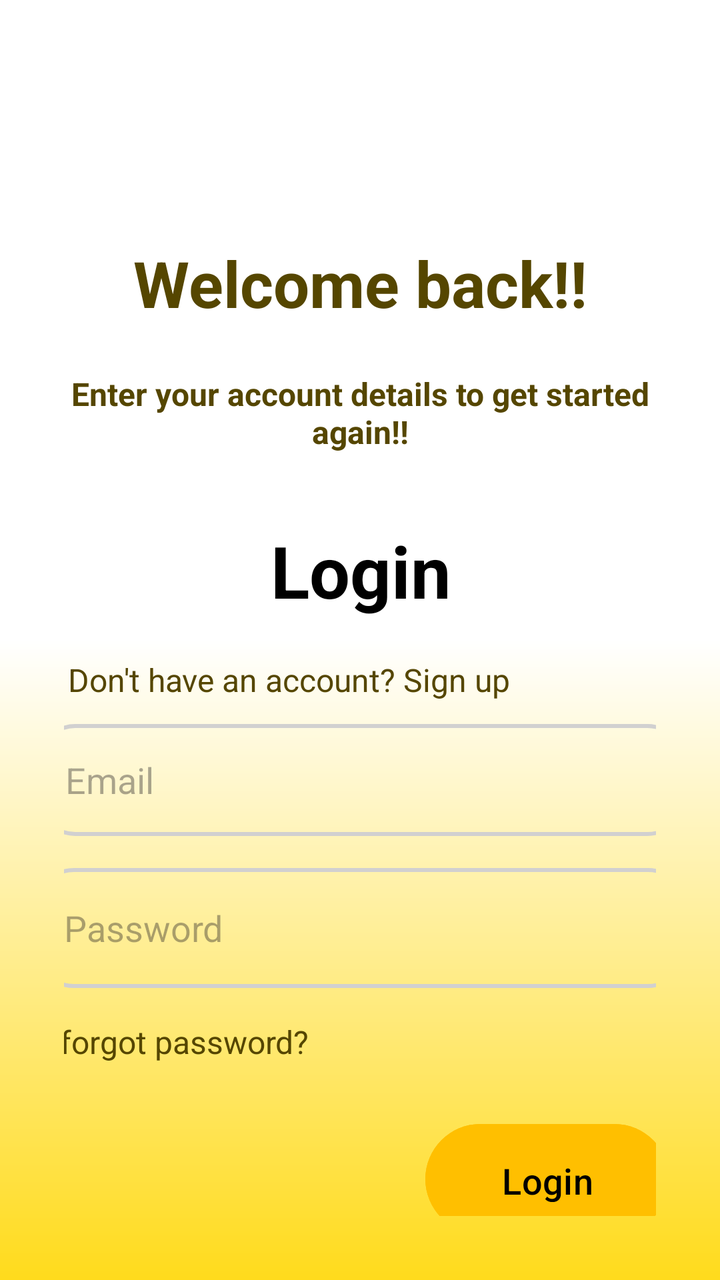
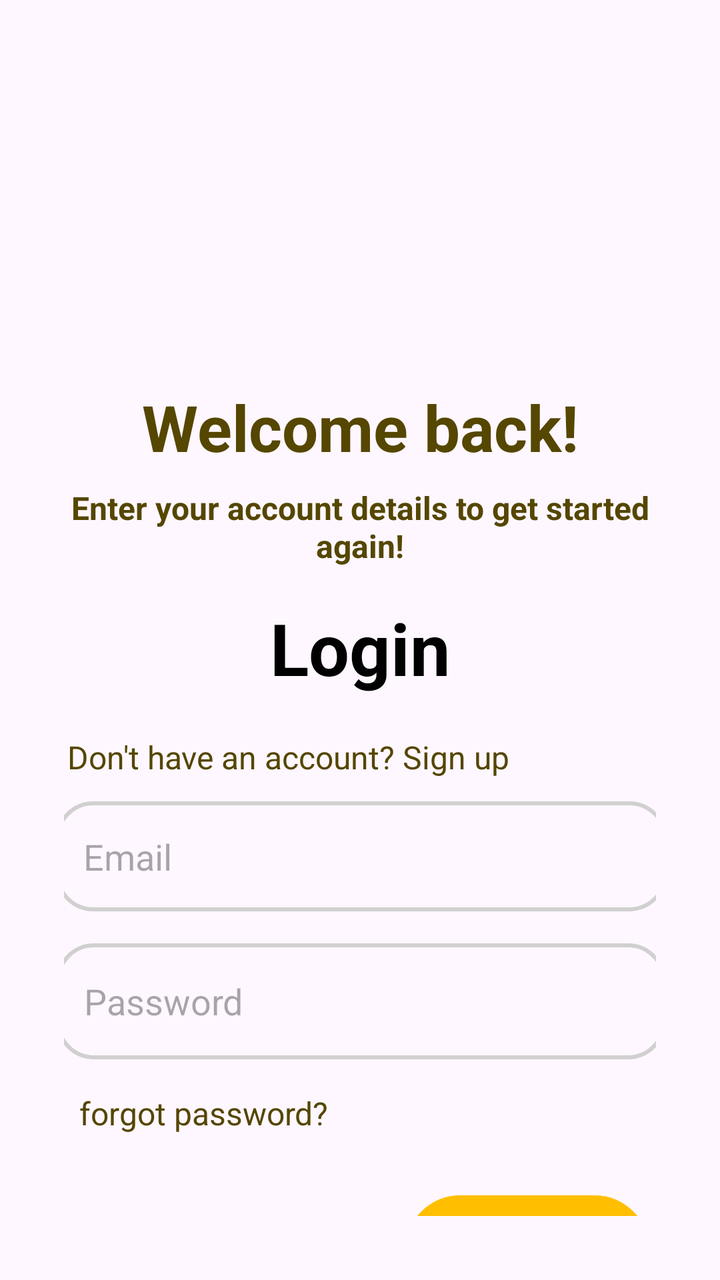

The first picture is an Android layout as it rendered before a commit; the second is the same layout after the commit. The layout source and the unified diff follow.
<!-- AndroidManifest.xml: application theme Theme.ApplicationLayerSoftwareFrameworkforSolarPoweredIoTSystems -->
<!-- res/layout/signin.xml -->
<?xml version="1.0" encoding="utf-8"?>
<androidx.constraintlayout.widget.ConstraintLayout
    xmlns:android="http://schemas.android.com/apk/res/android"
    xmlns:app="http://schemas.android.com/apk/res-auto"
    xmlns:tools="http://schemas.android.com/tools"
    android:layout_width="match_parent"
    android:layout_height="match_parent"
    android:background="@drawable/account_creation_bg"
    android:padding="32dp">



    
    <TextView
        android:id="@+id/acc_WelcomeBack"
        android:layout_width="262dp"
        android:layout_height="58dp"
        android:layout_marginTop="88dp"
        android:text="@string/welcomeBack_msg"
        android:textAlignment="center"
        android:textColor="@color/brown"
        android:textSize="32sp"
        android:textStyle="bold"
        app:layout_constraintEnd_toEndOf="parent"
        app:layout_constraintStart_toStartOf="parent"
        app:layout_constraintTop_toTopOf="parent" />


    
    <TextView
        android:id="@+id/ac_Subtitle2"
        android:layout_width="295dp"
        android:layout_height="43dp"
        android:layout_marginTop="8dp"
        android:text="@string/subtitle2"
        android:textAlignment="center"
        android:textColor="@color/brown"
        android:textSize="16sp"
        android:textStyle="bold"
        app:layout_constraintEnd_toEndOf="parent"
        app:layout_constraintStart_toStartOf="parent"
        app:layout_constraintTop_toBottomOf="@id/acc_WelcomeBack" />

    
    <TextView
        android:id="@+id/acc_LoginHeader"
        android:layout_width="308dp"
        android:layout_height="52dp"
        android:layout_marginTop="32dp"
        android:text="@string/login"
        android:textAlignment="center"
        android:textColor="@color/black"
        android:textSize="36sp"
        android:textStyle="bold"
        app:layout_constraintEnd_toEndOf="parent"
        app:layout_constraintStart_toStartOf="parent"
        app:layout_constraintTop_toBottomOf="@id/ac_Subtitle2" />

    
    <TextView
        android:id="@+id/acc_signup_redirect"
        android:layout_width="236dp"
        android:layout_height="25dp"
        android:layout_marginStart="8dp"
        android:layout_marginTop="16dp"
        android:text="@string/Create_redirect"
        android:textColor="@color/brown"
        android:textSize="16sp"
        app:layout_constraintStart_toStartOf="@id/acc_LoginHeader"
        app:layout_constraintTop_toBottomOf="@id/acc_LoginHeader" />

    
    <EditText
        android:id="@+id/acc_email"
        android:layout_width="324dp"
        android:layout_height="56dp"
        android:layout_marginTop="8dp"
        android:background="@drawable/account_creation_rounded_corner"
        android:hint="@string/email"
        android:inputType="textEmailAddress"
        android:padding="14dp"
        android:textColor="@color/black"
        android:textSize="18sp"
        app:layout_constraintEnd_toEndOf="@id/acc_password"
        app:layout_constraintHorizontal_bias="0.518"
        app:layout_constraintStart_toStartOf="@id/acc_password"
        app:layout_constraintTop_toBottomOf="@id/acc_signup_redirect" />

    
    <EditText
        android:id="@+id/acc_password"
        android:layout_width="325dp"
        android:layout_height="60dp"
        android:layout_marginTop="16dp"
        android:background="@drawable/account_creation_rounded_corner"
        android:hint="@string/password"
        android:inputType="textPassword"
        android:padding="14dp"
        android:textColor="@color/black"
        android:textSize="18sp"
        app:layout_constraintEnd_toEndOf="parent"
        app:layout_constraintStart_toStartOf="parent"
        app:layout_constraintTop_toBottomOf="@id/acc_email" />

    
    <TextView
        android:id="@+id/acc_forgotPassword_redirect"
        android:layout_width="236dp"
        android:layout_height="25dp"
        android:layout_marginStart="12dp"
        android:layout_marginTop="16dp"
        android:text="@string/forgot_password_redirect"
        android:textColor="@color/brown"
        android:textSize="16sp"
        app:layout_constraintStart_toStartOf="@id/acc_password"
        app:layout_constraintTop_toBottomOf="@id/acc_password" />

    
    <Button
        android:id="@+id/acc_createBtn"
        android:layout_width="122dp"
        android:layout_height="63dp"
        android:layout_marginTop="64dp"
        android:layout_marginEnd="8dp"
        android:backgroundTint="@color/acb_yellow"
        android:padding="16dp"
        android:text="@string/login"
        android:textColor="@color/black"
        android:textSize="18sp"
        app:layout_constraintEnd_toEndOf="@id/acc_password"
        app:layout_constraintTop_toBottomOf="@id/acc_password" />

</androidx.constraintlayout.widget.ConstraintLayout>
<!-- resources referenced by this layout -->
<resources>
  <color name="acb_yellow">#FFBF00</color>
  <color name="black">#FF000000</color>
  <color name="brown">#554600</color>
  <!-- drawable account_creation_bg (drawable) -->
  <?xml version="1.0" encoding="utf-8"?>
  <shape xmlns:android="http://schemas.android.com/apk/res/android">
  
      <gradient android:type="linear" android:angle="90"
          android:startColor="#FFDB1C" android:centerColor="#ffff" android:endColor="#ffff" />
  </shape>
  <!-- drawable account_creation_rounded_corner (drawable) -->
  <?xml version="1.0" encoding="utf-8"?>
  <shape xmlns:android="http://schemas.android.com/apk/res/android"
      android:shape="rectangle"
      >
      <corners android:radius="18dp"/>
      <stroke android:width="2dp" android:color="@color/grey" />
  
  
  </shape>
  <string name="Create_redirect">Don\'t have an account? Sign up</string>
  <string name="email">Email</string>
  <string name="forgot_password_redirect">forgot password?</string>
  <string name="login">Login</string>
  <string name="password">Password</string>
  <string name="subtitle2">Enter your account details to get started again!!</string>
  <string name="welcomeBack_msg">Welcome back!!</string>
  <style name="Theme.ApplicationLayerSoftwareFrameworkforSolarPoweredIoTSystems" parent="Base.Theme.ApplicationLayerSoftwareFrameworkforSolarPoweredIoTSystems" />
  <color name="grey">#D1D0D0</color>
  <style name="Base.Theme.ApplicationLayerSoftwareFrameworkforSolarPoweredIoTSystems" parent="Theme.Material3.DayNight.NoActionBar">
          
          
      </style>
</resources>

<!-- the commit's change to res/layout/signin.xml (unified diff, before → after) -->
@@ -5,17 +5,20 @@
     xmlns:tools="http://schemas.android.com/tools"
     android:layout_width="match_parent"
     android:layout_height="match_parent"
-    android:background="@drawable/account_creation_bg"
     android:padding="32dp">
 
 
 
     
+
+
+    
+
     <TextView
         android:id="@+id/acc_WelcomeBack"
-        android:layout_width="262dp"
-        android:layout_height="58dp"
-        android:layout_marginTop="88dp"
+        android:layout_width="wrap_content"
+        android:layout_height="wrap_content"
+        android:layout_marginTop="160dp"
         android:text="@string/welcomeBack_msg"
         android:textAlignment="center"
         android:textColor="@color/brown"
@@ -25,12 +28,10 @@
         app:layout_constraintStart_toStartOf="parent"
         app:layout_constraintTop_toTopOf="parent" />
 
-
-    
     <TextView
         android:id="@+id/ac_Subtitle2"
-        android:layout_width="295dp"
-        android:layout_height="43dp"
+        android:layout_width="wrap_content"
+        android:layout_height="wrap_content"
         android:layout_marginTop="8dp"
         android:text="@string/subtitle2"
         android:textAlignment="center"
@@ -42,21 +43,23 @@
         app:layout_constraintTop_toBottomOf="@id/acc_WelcomeBack" />
 
     
+
+    
     <TextView
         android:id="@+id/acc_LoginHeader"
         android:layout_width="308dp"
         android:layout_height="52dp"
-        android:layout_marginTop="32dp"
+        android:layout_marginTop="16dp"
         android:text="@string/login"
         android:textAlignment="center"
         android:textColor="@color/black"
         android:textSize="36sp"
         android:textStyle="bold"
         app:layout_constraintEnd_toEndOf="parent"
+        app:layout_constraintHorizontal_bias="0.538"
         app:layout_constraintStart_toStartOf="parent"
         app:layout_constraintTop_toBottomOf="@id/ac_Subtitle2" />
 
-    
     <TextView
         android:id="@+id/acc_signup_redirect"
         android:layout_width="236dp"
@@ -72,8 +75,8 @@
     
     <EditText
         android:id="@+id/acc_email"
-        android:layout_width="324dp"
-        android:layout_height="56dp"
+        android:layout_width="306dp"
+        android:layout_height="55dp"
         android:layout_marginTop="8dp"
         android:background="@drawable/account_creation_rounded_corner"
         android:hint="@string/email"
@@ -89,8 +92,8 @@
     
     <EditText
         android:id="@+id/acc_password"
-        android:layout_width="325dp"
-        android:layout_height="60dp"
+        android:layout_width="305dp"
+        android:layout_height="58dp"
         android:layout_marginTop="16dp"
         android:background="@drawable/account_creation_rounded_corner"
         android:hint="@string/password"
<!-- resource entries referenced after the edit -->
@@ -3,13 +3,6 @@
   <color name="acb_yellow">#FFBF00</color>
   <color name="black">#FF000000</color>
   <color name="brown">#554600</color>
-  <!-- drawable account_creation_bg (drawable) -->
-  <?xml version="1.0" encoding="utf-8"?>
-  <shape xmlns:android="http://schemas.android.com/apk/res/android">
-  
-      <gradient android:type="linear" android:angle="90"
-          android:startColor="#FFDB1C" android:centerColor="#ffff" android:endColor="#ffff" />
-  </shape>
   <!-- drawable account_creation_rounded_corner (drawable) -->
   <?xml version="1.0" encoding="utf-8"?>
   <shape xmlns:android="http://schemas.android.com/apk/res/android"
@@ -25,8 +18,8 @@
   <string name="forgot_password_redirect">forgot password?</string>
   <string name="login">Login</string>
   <string name="password">Password</string>
-  <string name="subtitle2">Enter your account details to get started again!!</string>
-  <string name="welcomeBack_msg">Welcome back!!</string>
+  <string name="subtitle2">Enter your account details to get started again!</string>
+  <string name="welcomeBack_msg">Welcome back!</string>
   <style name="Theme.ApplicationLayerSoftwareFrameworkforSolarPoweredIoTSystems" parent="Base.Theme.ApplicationLayerSoftwareFrameworkforSolarPoweredIoTSystems" />
   <color name="grey">#D1D0D0</color>
   <style name="Base.Theme.ApplicationLayerSoftwareFrameworkforSolarPoweredIoTSystems" parent="Theme.Material3.DayNight.NoActionBar">
